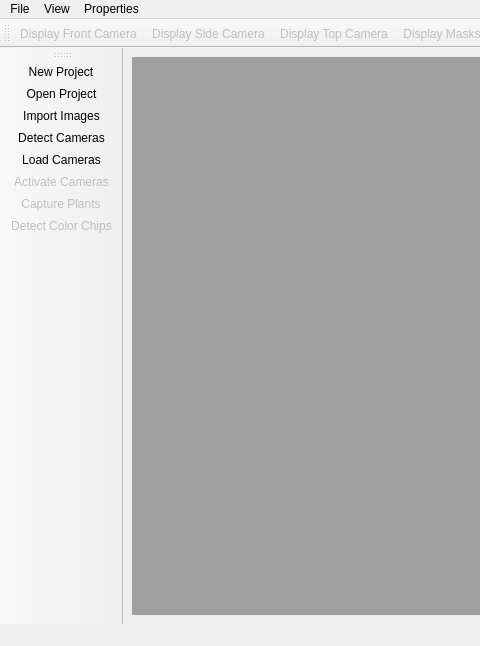
The window that mainwindow.ui (DryFrost/PhotogonMDI) describes before a commit, drawn with Qt 5; both pictures show x 0 to 480 and y 0 to 646 of the 986 by 646 pixel window.
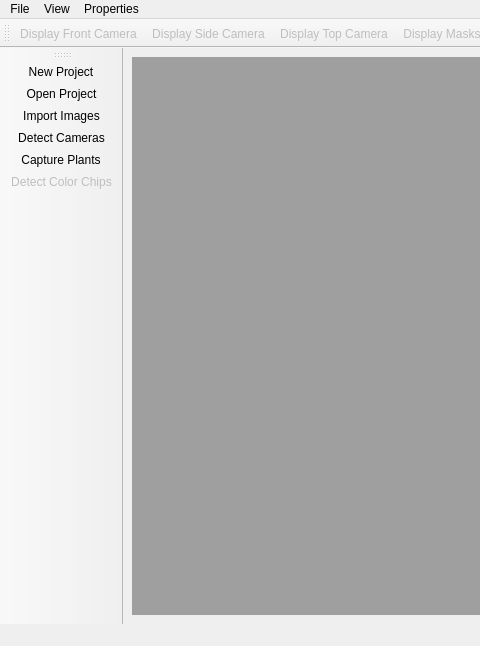
The same window after the commit. Icons and pictures are not drawn.

The edit to the form file:
```diff
--- a/mainwindow.ui
+++ b/mainwindow.ui
@@ -87,8 +87,6 @@
    <addaction name="actionOpen_Project"/>
    <addaction name="actionImport_Images"/>
    <addaction name="actionDetect_Cameras"/>
-   <addaction name="actionLoad_Cameras"/>
-   <addaction name="actionActivate_Cameras"/>
    <addaction name="actionOpen_Camera"/>
    <addaction name="actionDetect_Color_Chips"/>
   </widget>
@@ -147,7 +145,7 @@
   </action>
   <action name="actionOpen_Camera">
    <property name="enabled">
-    <bool>false</bool>
+    <bool>true</bool>
    </property>
    <property name="text">
     <string>Capture Plants</string>
```
